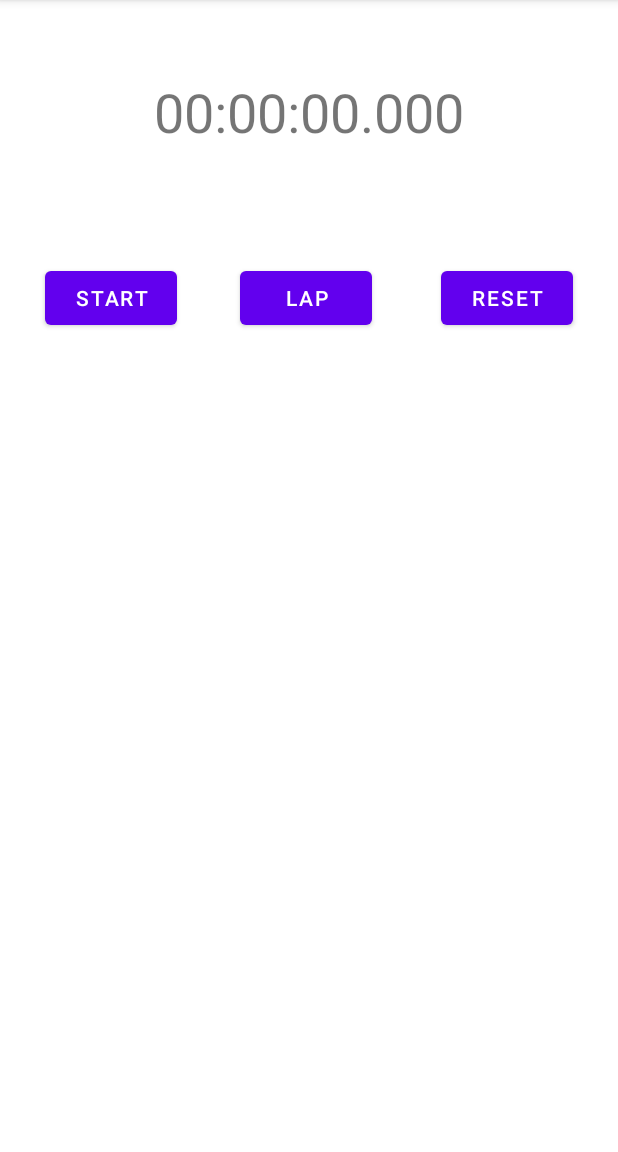
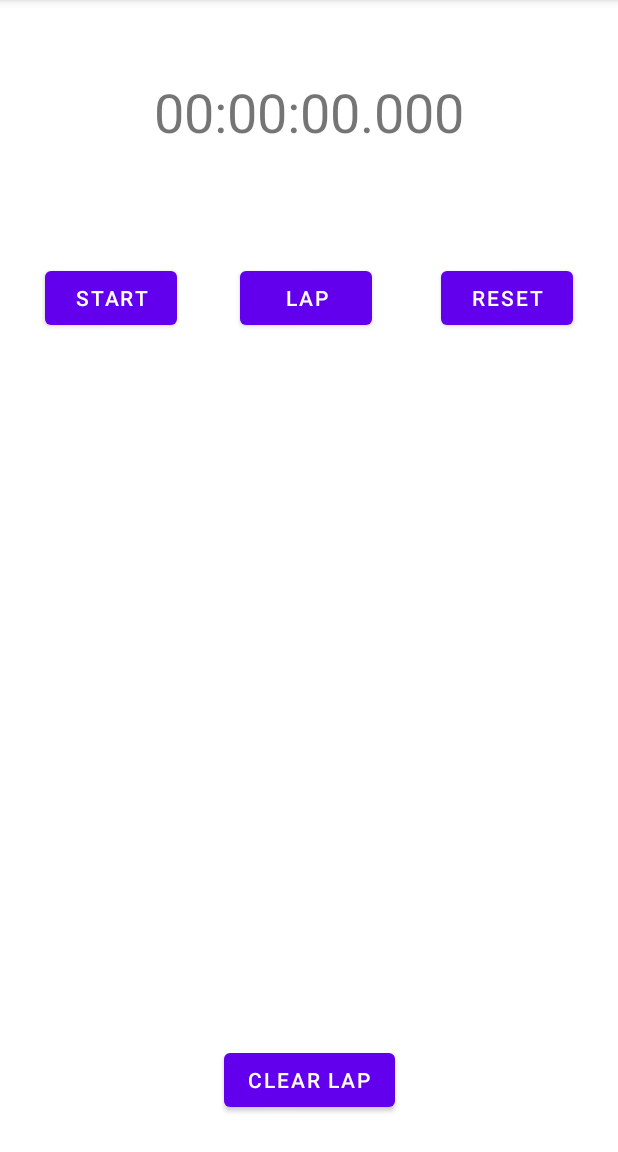
Before and after one commit to FachryIkhsal890/Aplikasi-Stopwatch, an Android app: the screen it shows after launch (MainActivity), on a phone screen of 412 x 824 dp, the part 84-1236 px from its top. Run offline under Robolectric (Android 15) with nearby library versions, the phone set to English and light mode, and no system bars.

Commit message:
Update From Vincent

```diff
--- a/app/src/main/java/com/example/vstopwatch/MainActivity.java
+++ b/app/src/main/java/com/example/vstopwatch/MainActivity.java
@@ -13,7 +13,7 @@ import java.text.DecimalFormat;
 
 public class MainActivity extends AppCompatActivity {
 
-    Button startBtn, resetBtn, lapbtn;
+    Button startBtn, resetBtn, lapBtn, clearBtn;
     TextView timeView;
     Handler customHandler = new Handler();
     LinearLayout ll;
@@ -39,7 +39,8 @@ public class MainActivity extends AppCompatActivity {
 
         startBtn = findViewById(R.id.startBtn);
         resetBtn = findViewById(R.id.resetBtn);
-        lapbtn = findViewById(R.id.lapBtn);
+        lapBtn = findViewById(R.id.lapBtn);
+        clearBtn = findViewById(R.id.clearBtn);
         timeView = findViewById(R.id.timeView);
         ll = findViewById(R.id.lapRecord);
 
@@ -64,7 +65,7 @@ public class MainActivity extends AppCompatActivity {
             }
         });
 
-        lapbtn.setOnClickListener(new View.OnClickListener() {
+        lapBtn.setOnClickListener(new View.OnClickListener() {
             @Override
             public void onClick(View v) {
                 TextView tv = new TextView(ll.getContext());
@@ -72,5 +73,12 @@ public class MainActivity extends AppCompatActivity {
                 ll.addView(tv);
             }
         });
+
+        clearBtn.setOnClickListener(new View.OnClickListener() {
+            @Override
+            public void onClick(View v) {
+                ll.removeAllViews();
+            }
+        });
     }
 }
--- a/app/src/main/res/layout/activity_main.xml
+++ b/app/src/main/res/layout/activity_main.xml
@@ -50,13 +50,14 @@
         app:layout_constraintTop_toBottomOf="@+id/timeView" />
 
     <ScrollView
-        android:layout_width="317dp"
-        android:layout_height="451dp"
-        android:layout_marginTop="10dp"
+        android:id="@+id/scrollView2"
+        android:layout_width="320dp"
+        android:layout_height="408dp"
         app:layout_constraintBottom_toBottomOf="parent"
         app:layout_constraintEnd_toEndOf="parent"
         app:layout_constraintStart_toStartOf="parent"
-        app:layout_constraintTop_toBottomOf="@+id/lapBtn">
+        app:layout_constraintTop_toBottomOf="@+id/lapBtn"
+        app:layout_constraintVertical_bias="0.3">
 
         <LinearLayout
             android:id="@+id/lapRecord"
@@ -65,4 +66,14 @@
             android:orientation="vertical"></LinearLayout>
     </ScrollView>
 
+    <Button
+        android:id="@+id/clearBtn"
+        android:layout_width="wrap_content"
+        android:layout_height="wrap_content"
+        android:text="Clear Lap"
+        app:layout_constraintBottom_toBottomOf="parent"
+        app:layout_constraintEnd_toEndOf="parent"
+        app:layout_constraintStart_toStartOf="parent"
+        app:layout_constraintTop_toBottomOf="@+id/scrollView2" />
+
 </androidx.constraintlayout.widget.ConstraintLayout>
--- a/app/src/main/res/values/styles.xml
+++ b/app/src/main/res/values/styles.xml
@@ -2,9 +2,9 @@
     <!-- Base application theme. -->
     <style name="AppTheme" parent="Theme.AppCompat.Light.DarkActionBar">
         <!-- Customize your theme here. -->
-        <item name="colorPrimary">@color/colorPrimary</item>
-        <item name="colorPrimaryDark">@color/colorPrimaryDark</item>
-        <item name="colorAccent">@color/colorAccent</item>
+        <item name="colorPrimary">@color/purple_500</item>
+        <item name="colorPrimaryDark">@color/purple_700</item>
+        <item name="colorAccent">@color/teal_200</item>
     </style>
 
 </resources>
```
Also changed, not shown: app/src/main/java/com/example/stopwatch/MainActivity.java (deleted, +0 -28 lines), app/src/main/java/com/example/stopwatch/Stopwatch.java (deleted, +0 -20 lines).
